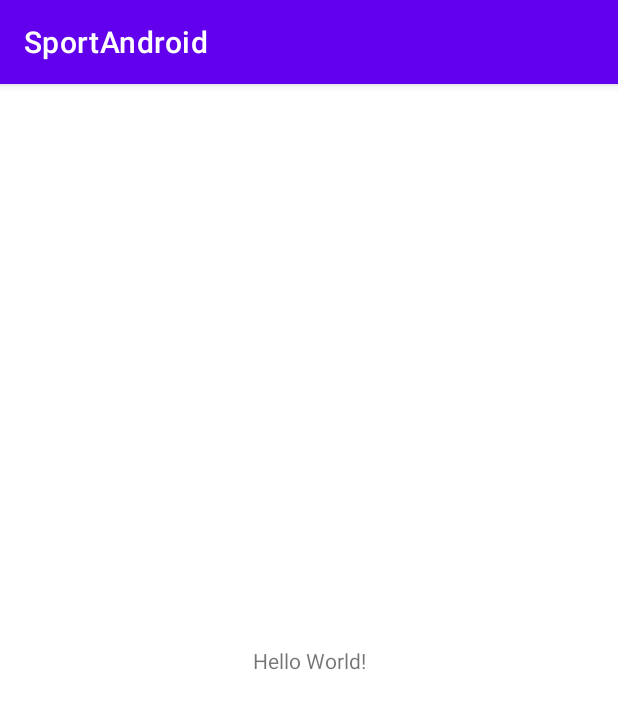
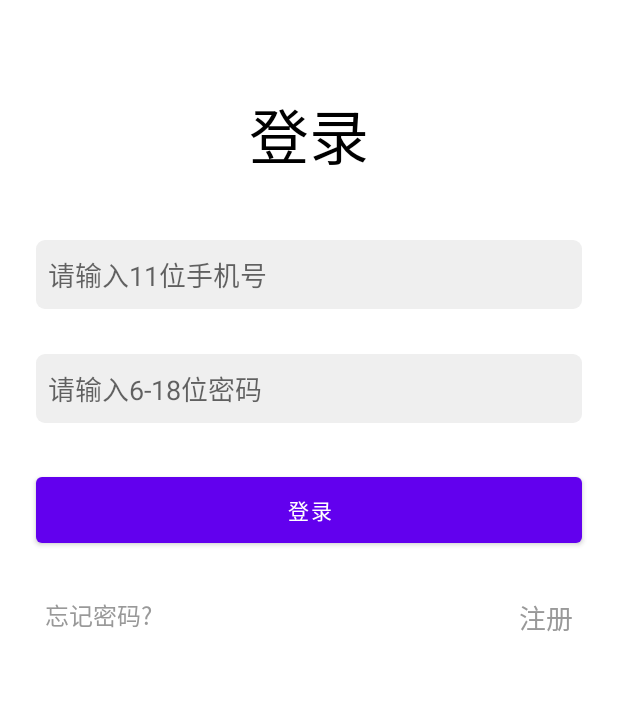
Before and after one commit to waws80/SportAndroid, an Android app: the screen it shows after launch (MainActivity before the commit, LoginActivity after it), on a phone screen of 412 x 824 dp. Shown: the top 709 px of the screen. Run offline under Robolectric (Android 15) with nearby library versions, the phone set to English and light mode, and no system bars; libraries missing offline, so code that uses them is left out: com.baidu.mapapi; 2 statements that could not run were skipped.

Commit message:
添加库

```diff
--- a/app/build.gradle
+++ b/app/build.gradle
@@ -19,6 +19,12 @@ android {
 
     signingConfigs {
         release {
+            keyAlias 'sport-android'
+            keyPassword '123456'
+            storePassword '123456'
+            storeFile file('../sport.jks')
+        }
+        debug{
             keyAlias 'sport-android'
             keyPassword '123456'
             storePassword '123456'
--- a/app/src/main/java/edu/wj/sport/android/MainActivity.java
+++ /dev/null
@@ -1,14 +0,0 @@
-package edu.wj.sport.android;
-
-import androidx.appcompat.app.AppCompatActivity;
-
-import android.os.Bundle;
-
-public class MainActivity extends AppCompatActivity {
-
-    @Override
-    protected void onCreate(Bundle savedInstanceState) {
-        super.onCreate(savedInstanceState);
-        setContentView(R.layout.activity_main);
-    }
-}
--- a/app/src/main/java/edu/wj/sport/android/common/BaseActivity.java
+++ b/app/src/main/java/edu/wj/sport/android/common/BaseActivity.java
@@ -17,6 +17,8 @@ import java.lang.reflect.Method;
 import java.lang.reflect.ParameterizedType;
 
 import edu.wj.sport.android.R;
+import edu.wj.sport.android.ui.LoginActivity;
+import edu.wj.sport.android.ui.RegisterActivity;
 import edu.wj.sport.android.utils.HttpUtils;
 import edu.wj.sport.android.utils.UserDefault;
 
@@ -30,11 +32,11 @@ public abstract class BaseActivity<VB extends ViewBinding> extends AppCompatActi
     protected void onCreate(@Nullable Bundle savedInstanceState) {
         super.onCreate(savedInstanceState);
         getWindow().requestFeature(Window.FEATURE_CONTENT_TRANSITIONS);
-//        if (!UserDefault.getInstance().isLogin() && getClass() != LoginActivity.class && getClass() != RegisterActivity.class){
-//            start(LoginActivity.class);
-//            onBackPressed();
-//            return;
-//        }
+        if (!UserDefault.getInstance().isLogin() && getClass() != LoginActivity.class && getClass() != RegisterActivity.class){
+            start(LoginActivity.class);
+            onBackPressed();
+            return;
+        }
         try {
             Class<?> vbClass = (Class<?>) ((ParameterizedType)getClass().getGenericSuperclass()).getActualTypeArguments()[0];
             Method method = vbClass.getDeclaredMethod("inflate", LayoutInflater.class);
--- /dev/null
+++ b/app/src/main/java/edu/wj/sport/android/ui/LoginActivity.java
@@ -0,0 +1,25 @@
+package edu.wj.sport.android.ui;
+
+import androidx.annotation.Nullable;
+import androidx.appcompat.app.AppCompatActivity;
+
+import android.os.Bundle;
+import android.view.View;
+
+import edu.wj.sport.android.common.BaseActivity;
+import edu.wj.sport.android.databinding.ActivityLoginBinding;
+
+public class LoginActivity extends BaseActivity<ActivityLoginBinding> {
+
+    @Override
+    protected void onLoad(@Nullable Bundle savedInstanceState) {
+
+        mViewBinding.tvRegister.setOnClickListener(new View.OnClickListener() {
+            @Override
+            public void onClick(View v) {
+                start(RegisterActivity.class);
+            }
+        });
+
+    }
+}
--- /dev/null
+++ b/app/src/main/java/edu/wj/sport/android/ui/MainActivity.java
@@ -0,0 +1,17 @@
+package edu.wj.sport.android.ui;
+
+import androidx.annotation.Nullable;
+import androidx.appcompat.app.AppCompatActivity;
+
+import android.os.Bundle;
+
+import edu.wj.sport.android.common.BaseActivity;
+import edu.wj.sport.android.databinding.ActivityMainBinding;
+
+public class MainActivity extends BaseActivity<ActivityMainBinding> {
+
+    @Override
+    protected void onLoad(@Nullable Bundle savedInstanceState) {
+
+    }
+}
--- /dev/null
+++ b/app/src/main/res/drawable/ic_user_avatar_full_fill.xml
@@ -0,0 +1,4 @@
+<vector android:height="100dp" android:viewportHeight="1024"
+    android:viewportWidth="1024" android:width="100dp" xmlns:android="http://schemas.android.com/apk/res/android">
+    <path android:fillColor="#dbdbdb" android:pathData="M511.63,0.73c282.57,0 511.63,229.07 511.63,511.63s-229.07,511.63 -511.63,511.63 -511.63,-229.07 -511.63,-511.63 229.07,-511.63 511.63,-511.63zM655.26,548.18H365.45a146.18,146.18 0,0 0,-146.18 148.74v134.12a432.7,432.7 0,0 0,584.73 0v-135.22A146.18,146.18 0,0 0,655.26 548.18zM511.63,192.23a146.18,146.18 0,1 0,0 292.36,146.18 146.18,0 0,0 0,-292.36z"/>
+</vector>
--- /dev/null
+++ b/app/src/main/res/drawable/shape_edit_bg.xml
@@ -0,0 +1,11 @@
+<?xml version="1.0" encoding="utf-8"?>
+<shape xmlns:android="http://schemas.android.com/apk/res/android"
+    android:shape="rectangle">
+
+
+    <solid android:color="@color/color_ef"/>
+    <corners android:radius="6dp"/>
+
+
+
+</shape>
--- /dev/null
+++ b/app/src/main/res/layout/activity_login.xml
@@ -0,0 +1,104 @@
+<?xml version="1.0" encoding="utf-8"?>
+<androidx.constraintlayout.widget.ConstraintLayout xmlns:android="http://schemas.android.com/apk/res/android"
+    xmlns:app="http://schemas.android.com/apk/res-auto"
+    xmlns:tools="http://schemas.android.com/tools"
+    android:layout_width="match_parent"
+    android:layout_height="match_parent"
+    tools:context=".ui.LoginActivity">
+
+    <TextView
+        android:text="登录"
+        android:textColor="@color/black"
+        android:textSize="40sp"
+        app:layout_constraintLeft_toLeftOf="parent"
+        app:layout_constraintTop_toTopOf="parent"
+        app:layout_constraintRight_toRightOf="parent"
+        android:layout_marginTop="60dp"
+        android:layout_width="wrap_content"
+        android:layout_height="wrap_content"/>
+
+
+
+    <EditText
+        android:id="@+id/edt_phone"
+        android:inputType="number"
+        android:hint="请输入11位手机号"
+        android:maxLength="11"
+        android:background="@drawable/shape_edit_bg"
+        android:layout_marginTop="160dp"
+        app:layout_constraintLeft_toLeftOf="parent"
+        app:layout_constraintTop_toTopOf="parent"
+        app:layout_constraintRight_toRightOf="parent"
+        android:layout_marginLeft="24dp"
+        android:layout_marginRight="24dp"
+        android:paddingLeft="8dp"
+        android:layout_width="match_parent"
+        android:layout_height="46dp"/>
+
+    <EditText
+        android:id="@+id/edt_pwd"
+        android:hint="请输入6-18位密码"
+        android:inputType="textPassword"
+        android:layout_marginTop="30dp"
+        android:background="@drawable/shape_edit_bg"
+        app:layout_constraintLeft_toLeftOf="parent"
+        app:layout_constraintTop_toBottomOf="@+id/edt_phone"
+        app:layout_constraintRight_toRightOf="parent"
+        android:layout_marginLeft="24dp"
+        android:layout_marginRight="24dp"
+        android:paddingLeft="8dp"
+        android:layout_width="match_parent"
+        android:layout_height="46dp"/>
+
+
+
+    <Button
+        android:id="@+id/btn_login"
+        android:text="登录"
+        android:layout_marginTop="30dp"
+        android:layout_marginLeft="24dp"
+        android:layout_marginRight="24dp"
+        app:layout_constraintLeft_toLeftOf="parent"
+        app:layout_constraintTop_toBottomOf="@+id/edt_pwd"
+        app:layout_constraintRight_toRightOf="parent"
+        android:layout_width="match_parent"
+        android:layout_height="56dp"/>
+
+
+
+
+    <androidx.constraintlayout.widget.ConstraintLayout
+        app:layout_constraintRight_toRightOf="parent"
+        app:layout_constraintTop_toBottomOf="@+id/btn_login"
+        android:layout_marginTop="30dp"
+        android:layout_marginRight="30dp"
+        android:layout_marginLeft="30dp"
+        android:layout_width="match_parent"
+        android:layout_height="wrap_content">
+
+
+        <TextView
+            android:id="@+id/tv_forgotPwd"
+            android:text="忘记密码?"
+            android:textColor="@color/color_999"
+            android:textSize="16sp"
+            app:layout_constraintTop_toTopOf="parent"
+            app:layout_constraintLeft_toLeftOf="parent"
+            android:layout_width="wrap_content"
+            android:layout_height="wrap_content"/>
+
+
+        <TextView
+            android:id="@+id/tv_register"
+            android:text="注册"
+            android:textColor="@color/color_999"
+            android:textSize="18sp"
+            app:layout_constraintTop_toTopOf="parent"
+            app:layout_constraintRight_toRightOf="parent"
+            android:layout_width="wrap_content"
+            android:layout_height="wrap_content"/>
+
+
+    </androidx.constraintlayout.widget.ConstraintLayout>
+
+</androidx.constraintlayout.widget.ConstraintLayout>
--- a/app/src/main/res/layout/activity_main.xml
+++ b/app/src/main/res/layout/activity_main.xml
@@ -4,7 +4,7 @@
     xmlns:tools="http://schemas.android.com/tools"
     android:layout_width="match_parent"
     android:layout_height="match_parent"
-    tools:context=".MainActivity">
+    tools:context=".ui.MainActivity">
 
     <TextView
         android:layout_width="wrap_content"
--- a/app/src/main/res/values/colors.xml
+++ b/app/src/main/res/values/colors.xml
@@ -7,4 +7,10 @@
     <color name="teal_700">#FF018786</color>
     <color name="black">#FF000000</color>
     <color name="white">#FFFFFFFF</color>
+    <color name="color_333">#FF333333</color>
+    <color name="color_666">#FF666666</color>
+    <color name="color_999">#FF999999</color>
+    <color name="color_aaa">#FFAAAAAA</color>
+    <color name="color_dc">#FFDCDCDC</color>
+    <color name="color_ef">#FFEFEFEF</color>
 </resources>
--- a/app/src/main/res/values/themes.xml
+++ b/app/src/main/res/values/themes.xml
@@ -1,6 +1,6 @@
 <resources xmlns:tools="http://schemas.android.com/tools">
     <!-- Base application theme. -->
-    <style name="Theme.SportAndroid" parent="Theme.MaterialComponents.DayNight.DarkActionBar">
+    <style name="Theme.SportAndroid" parent="Theme.MaterialComponents.DayNight.NoActionBar">
         <!-- Primary brand color. -->
         <item name="colorPrimary">@color/purple_500</item>
         <item name="colorPrimaryVariant">@color/purple_700</item>
```
Also changed, not shown: app/src/main/AndroidManifest.xml (+8 -3 lines), app/src/main/java/edu/wj/sport/android/ui/RegisterActivity.java (added, +75 -0 lines), app/src/main/res/drawable/ic_back.xml (added, +9 -0 lines), app/src/main/res/drawable/ic_back_black.xml (added, +9 -0 lines), app/src/main/res/layout/activity_register.xml (added, +246 -0 lines).
